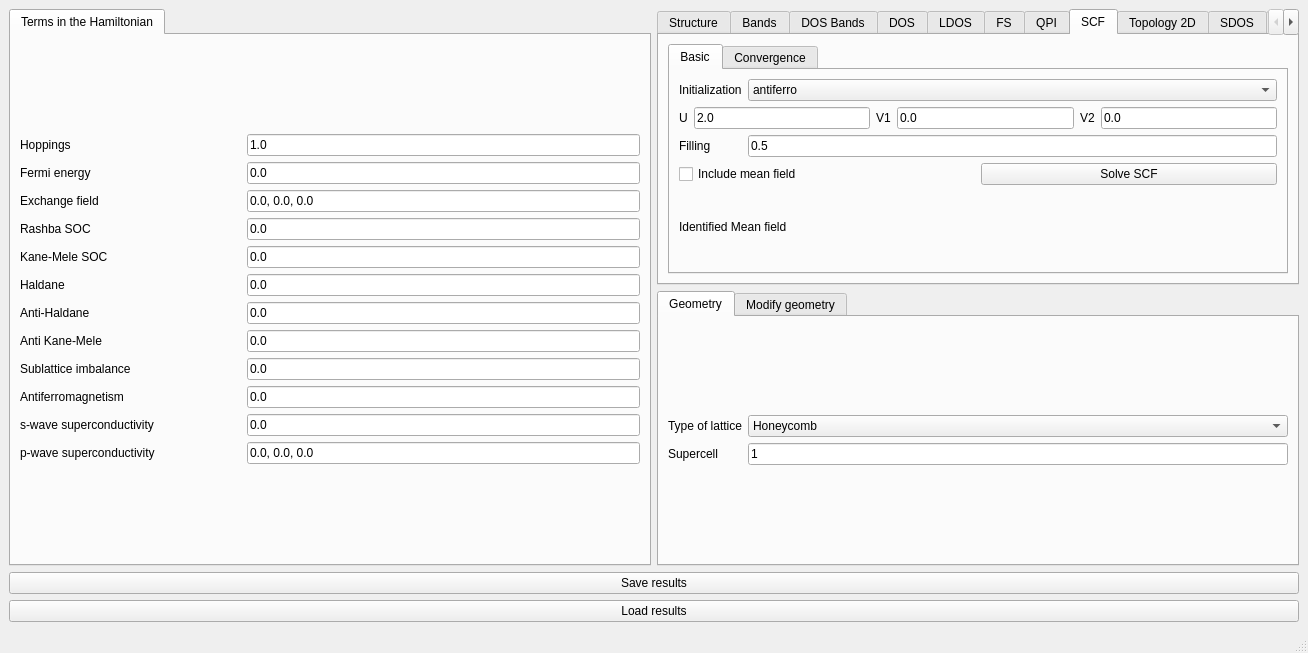
Old version of the form interface-pyqt/2d/interface.ui in the repository joselado/quantum-lattice.
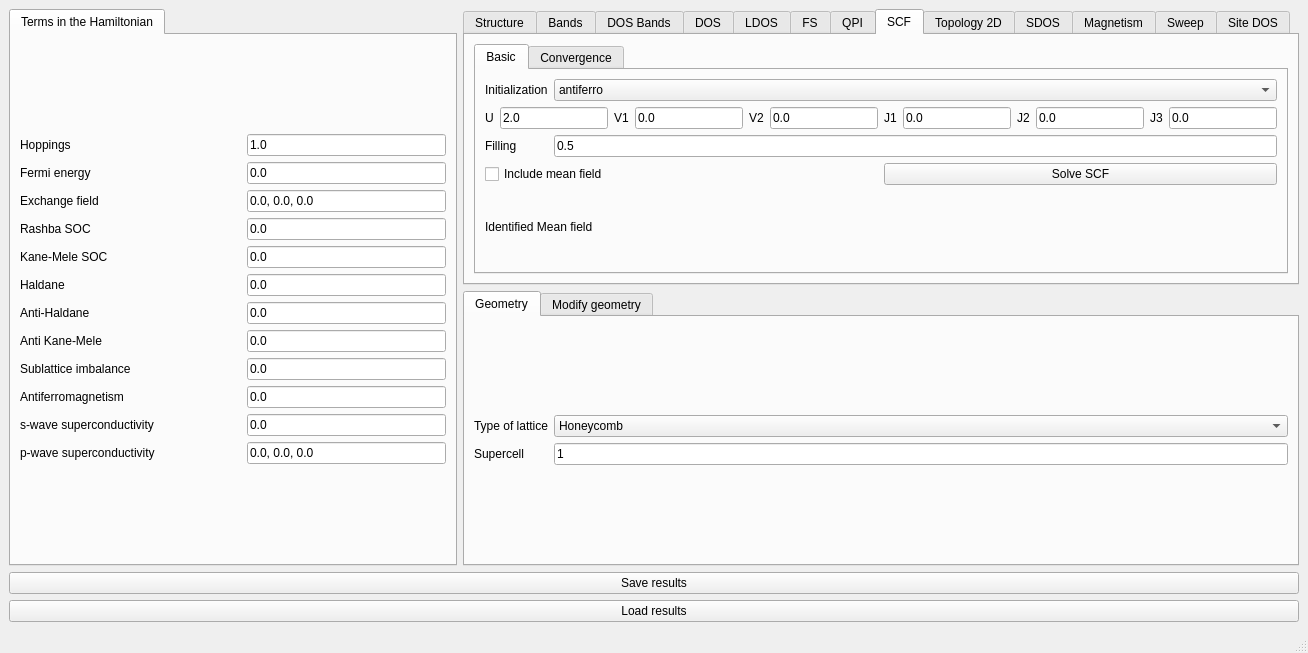
New version of the form. The open tabs and pages were chosen to show the change. Custom widgets are drawn as their Qt base class.

```diff
--- a/interface-pyqt/2d/interface.ui
+++ b/interface-pyqt/2d/interface.ui
@@ -1163,6 +1163,57 @@
                   </property>
                  </widget>
                 </item>
+                <item>
+                 <widget class="BodyLabel" name="label_j1">
+                  <property name="text">
+                   <string>J1</string>
+                  </property>
+                 </widget>
+                </item>
+                <item>
+                 <widget class="LineEdit" name="J1">
+                  <property name="toolTip">
+                   <string>First neighbor Heisenberg exchange</string>
+                  </property>
+                  <property name="text">
+                   <string>0.0</string>
+                  </property>
+                 </widget>
+                </item>
+                <item>
+                 <widget class="BodyLabel" name="label_j2">
+                  <property name="text">
+                   <string>J2</string>
+                  </property>
+                 </widget>
+                </item>
+                <item>
+                 <widget class="LineEdit" name="J2">
+                  <property name="toolTip">
+                   <string>Second neighbor Heisenberg exchange</string>
+                  </property>
+                  <property name="text">
+                   <string>0.0</string>
+                  </property>
+                 </widget>
+                </item>
+                <item>
+                 <widget class="BodyLabel" name="label_j3">
+                  <property name="text">
+                   <string>J3</string>
+                  </property>
+                 </widget>
+                </item>
+                <item>
+                 <widget class="LineEdit" name="J3">
+                  <property name="toolTip">
+                   <string>Third neighbor Heisenberg exchange</string>
+                  </property>
+                  <property name="text">
+                   <string>0.0</string>
+                  </property>
+                 </widget>
+                </item>
                </layout>
               </item>
              </layout>
```
